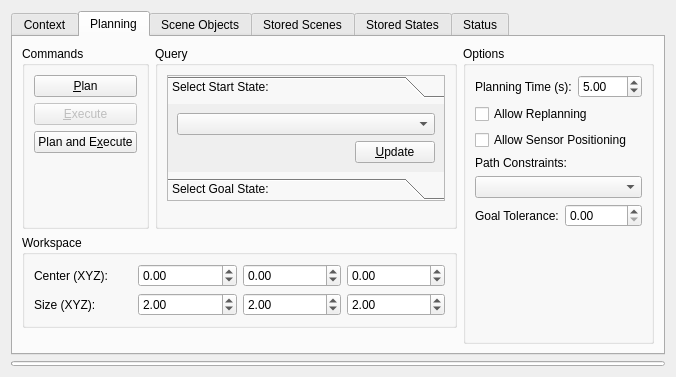
Above: visualization/motion_planning_rviz_plugin/src/ui/motion_planning_rviz_plugin_frame.ui from ros-gbp/moveit_ros-release before the change. Below: the same form after it.
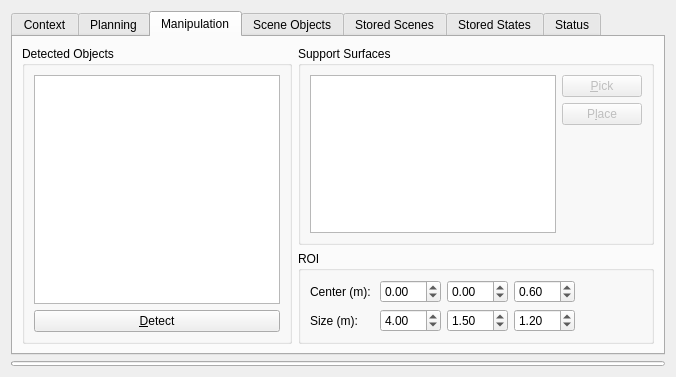
That is the form after the change. The open tabs and pages were chosen to show the change.

```diff
--- a/visualization/motion_planning_rviz_plugin/src/ui/motion_planning_rviz_plugin_frame.ui
+++ b/visualization/motion_planning_rviz_plugin/src/ui/motion_planning_rviz_plugin_frame.ui
@@ -634,6 +634,189 @@
        </item>
       </layout>
      </widget>
+     <widget class="QWidget" name="manipulation">
+      <attribute name="title">
+       <string>Manipulation</string>
+      </attribute>
+      <layout class="QGridLayout" name="gridLayout_13">
+       <item row="0" column="0" rowspan="2">
+        <widget class="QGroupBox" name="groupBox_13">
+         <property name="title">
+          <string>Detected Objects</string>
+         </property>
+         <layout class="QVBoxLayout" name="verticalLayout_8">
+          <item>
+           <widget class="QListWidget" name="detected_objects_list"/>
+          </item>
+          <item>
+           <widget class="QPushButton" name="detect_objects_button">
+            <property name="text">
+             <string>&amp;Detect</string>
+            </property>
+           </widget>
+          </item>
+         </layout>
+        </widget>
+       </item>
+       <item row="0" column="1">
+        <widget class="QGroupBox" name="groupBox_14">
+         <property name="title">
+          <string>Support Surfaces</string>
+         </property>
+         <layout class="QGridLayout" name="gridLayout_12">
+          <item row="1" column="1">
+           <widget class="QPushButton" name="place_button">
+            <property name="enabled">
+             <bool>false</bool>
+            </property>
+            <property name="text">
+             <string>P&amp;lace</string>
+            </property>
+           </widget>
+          </item>
+          <item row="2" column="1">
+           <spacer name="verticalSpacer_9">
+            <property name="orientation">
+             <enum>Qt::Vertical</enum>
+            </property>
+            <property name="sizeHint" stdset="0">
+             <size>
+              <width>20</width>
+              <height>40</height>
+             </size>
+            </property>
+           </spacer>
+          </item>
+          <item row="0" column="1">
+           <widget class="QPushButton" name="pick_button">
+            <property name="enabled">
+             <bool>false</bool>
+            </property>
+            <property name="text">
+             <string>&amp;Pick</string>
+            </property>
+           </widget>
+          </item>
+          <item row="0" column="0" rowspan="3">
+           <widget class="QListWidget" name="support_surfaces_list"/>
+          </item>
+         </layout>
+        </widget>
+       </item>
+       <item row="1" column="1">
+        <widget class="QGroupBox" name="groupBox_7">
+         <property name="title">
+          <string>ROI</string>
+         </property>
+         <layout class="QGridLayout" name="gridLayout_14">
+          <item row="1" column="2">
+           <widget class="QDoubleSpinBox" name="roi_size_y">
+            <property name="singleStep">
+             <double>0.010000000000000</double>
+            </property>
+            <property name="value">
+             <double>1.500000000000000</double>
+            </property>
+           </widget>
+          </item>
+          <item row="1" column="0">
+           <widget class="QLabel" name="label_14">
+            <property name="text">
+             <string>Size (m): </string>
+            </property>
+           </widget>
+          </item>
+          <item row="0" column="2">
+           <widget class="QDoubleSpinBox" name="roi_center_y">
+            <property name="minimum">
+             <double>-99.000000000000000</double>
+            </property>
+            <property name="singleStep">
+             <double>0.010000000000000</double>
+            </property>
+           </widget>
+          </item>
+          <item row="1" column="3">
+           <widget class="QDoubleSpinBox" name="roi_size_z">
+            <property name="singleStep">
+             <double>0.010000000000000</double>
+            </property>
+            <property name="value">
+             <double>1.200000000000000</double>
+            </property>
+           </widget>
+          </item>
+          <item row="0" column="0">
+           <widget class="QLabel" name="label_12">
+            <property name="text">
+             <string>Center (m): </string>
+            </property>
+           </widget>
+          </item>
+          <item row="1" column="1">
+           <widget class="QDoubleSpinBox" name="roi_size_x">
+            <property name="singleStep">
+             <double>0.010000000000000</double>
+            </property>
+            <property name="value">
+             <double>4.000000000000000</double>
+            </property>
+           </widget>
+          </item>
+          <item row="0" column="3">
+           <widget class="QDoubleSpinBox" name="roi_center_z">
+            <property name="minimum">
+             <double>-99.000000000000000</double>
+            </property>
+            <property name="singleStep">
+             <double>0.010000000000000</double>
+            </property>
+            <property name="value">
+             <double>0.600000000000000</double>
+            </property>
+           </widget>
+          </item>
+          <item row="0" column="1">
+           <widget class="QDoubleSpinBox" name="roi_center_x">
+            <property name="minimum">
+             <double>-99.000000000000000</double>
+            </property>
+            <property name="singleStep">
+             <double>0.010000000000000</double>
+            </property>
+           </widget>
+          </item>
+          <item row="0" column="4">
+           <spacer name="horizontalSpacer_5">
+            <property name="orientation">
+             <enum>Qt::Horizontal</enum>
+            </property>
+            <property name="sizeHint" stdset="0">
+             <size>
+              <width>40</width>
+              <height>20</height>
+             </size>
+            </property>
+           </spacer>
+          </item>
+          <item row="1" column="4">
+           <spacer name="horizontalSpacer_6">
+            <property name="orientation">
+             <enum>Qt::Horizontal</enum>
+            </property>
+            <property name="sizeHint" stdset="0">
+             <size>
+              <width>40</width>
+              <height>20</height>
+             </size>
+            </property>
+           </spacer>
+          </item>
+         </layout>
+        </widget>
+       </item>
+      </layout>
+     </widget>
      <widget class="QWidget" name="scene_collision_objects">
       <attribute name="title">
        <string>Scene Objects</string>
```
Left out of the diff: 2 changed lines with no effect on the pictures.
